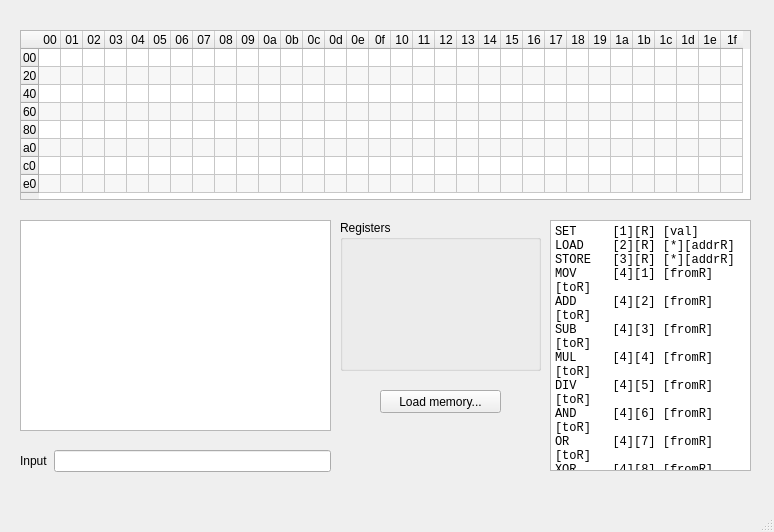
Old version of the form src/main.ui in the repository Kracav4ik/schoty.
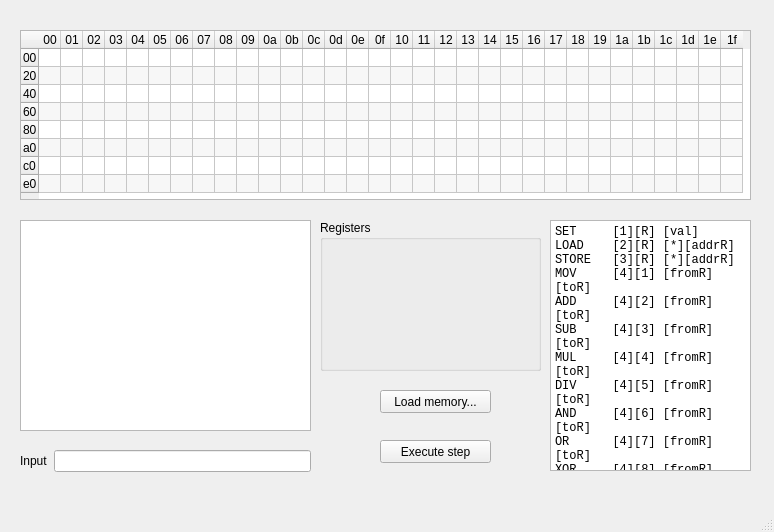
New version of the form. Custom widgets are drawn as their Qt base class.

Commit message: Step-by-step execution

What changed in the file:
```diff
--- a/src/main.ui
+++ b/src/main.ui
@@ -10,6 +10,12 @@
     <height>532</height>
    </rect>
   </property>
+  <property name="sizePolicy">
+   <sizepolicy hsizetype="Fixed" vsizetype="Fixed">
+    <horstretch>0</horstretch>
+    <verstretch>0</verstretch>
+   </sizepolicy>
+  </property>
   <property name="windowTitle">
    <string>The Schoty Apparatus</string>
   </property>
@@ -293,9 +299,9 @@
    <widget class="QGroupBox" name="groupBox">
     <property name="geometry">
      <rect>
-      <x>340</x>
+      <x>320</x>
       <y>220</y>
-      <width>201</width>
+      <width>221</width>
       <height>151</height>
      </rect>
     </property>
@@ -358,7 +364,7 @@
      <rect>
       <x>380</x>
       <y>390</y>
-      <width>121</width>
+      <width>111</width>
       <height>23</height>
      </rect>
     </property>
@@ -420,17 +426,33 @@
      <rect>
       <x>20</x>
       <y>220</y>
-      <width>311</width>
+      <width>291</width>
       <height>211</height>
      </rect>
     </property>
+    <property name="readOnly">
+     <bool>true</bool>
+    </property>
+   </widget>
+   <widget class="QPushButton" name="stepButton">
+    <property name="geometry">
+     <rect>
+      <x>380</x>
+      <y>440</y>
+      <width>111</width>
+      <height>23</height>
+     </rect>
+    </property>
+    <property name="text">
+     <string>Execute step</string>
+    </property>
    </widget>
    <widget class="QWidget" name="">
     <property name="geometry">
      <rect>
       <x>20</x>
       <y>450</y>
-      <width>311</width>
+      <width>291</width>
       <height>22</height>
      </rect>
     </property>
```
The commit also changes 2 other files.
